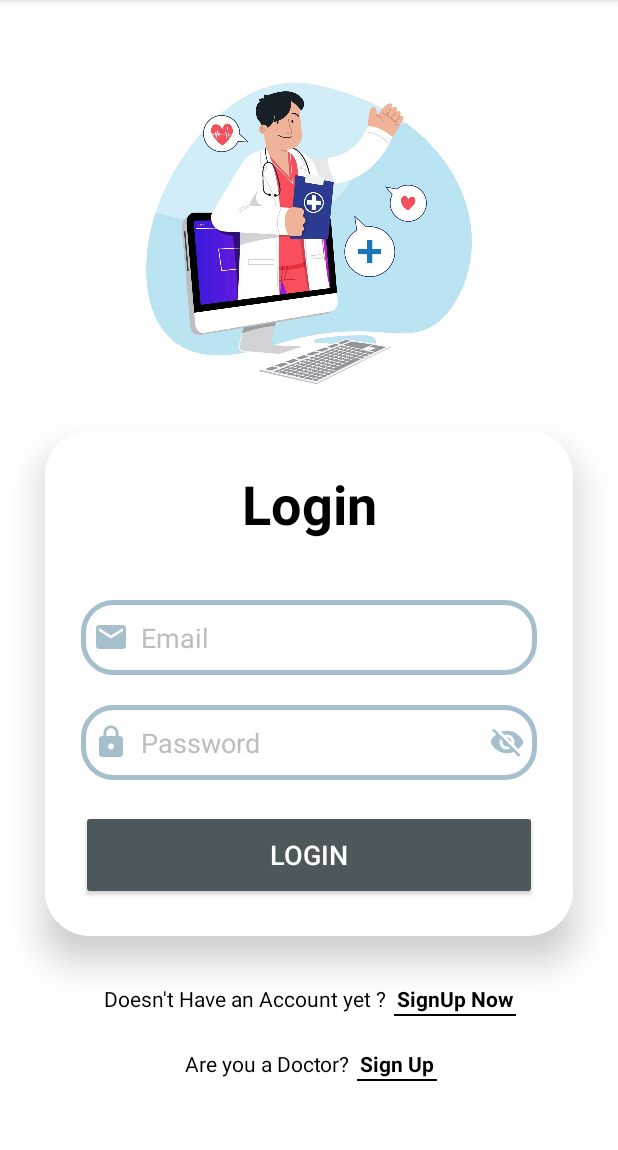
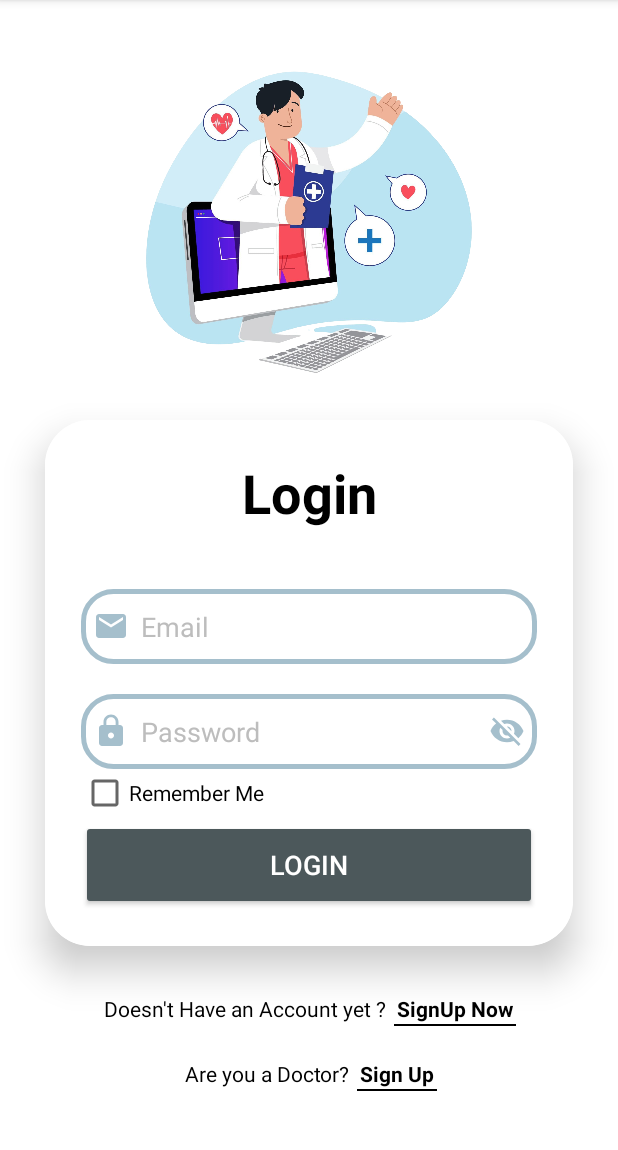
Before and after one commit to WRATHexe/DoctorsAppointmentApp, an Android app: the screen it shows after launch (LogInActivity), on a phone screen of 412 x 824 dp, the part 84-1234 px from its top. Run offline under Robolectric (Android 15) with nearby library versions, the light colour scheme and no system bars; our stand-ins replace Firebase (no records; nobody signed in at launch, a user with empty details on screens opened directly).

Commit message:
feat: Add "Remember Me" checkbox and persist login details in LogInActivity
This commit introduces a "Remember Me" checkbox in the `LogInActivity` layout, allowing users to persist their email and password.
The login details (email and password) are now saved using `SharedPreferences`.
When the app starts, if the checkbox is marked, the stored credentials will be pre-filled in the email and password fields.
Also set the delay for 2 seconds instead of 4.
Update the colors in Homepage.

```diff
--- a/app/src/main/java/cse489/project/doctorsappointmentapp/LogInActivity.java
+++ b/app/src/main/java/cse489/project/doctorsappointmentapp/LogInActivity.java
@@ -3,7 +3,9 @@ package cse489.project.doctorsappointmentapp;
 import androidx.annotation.NonNull;
 import androidx.appcompat.app.AppCompatActivity;
 
+import android.annotation.SuppressLint;
 import android.content.Intent;
+import android.content.SharedPreferences;
 import android.graphics.Color;
 import android.os.Bundle;
 import android.os.Handler;
@@ -13,6 +15,7 @@ import android.text.method.PasswordTransformationMethod;
 import android.view.MotionEvent;
 import android.view.View;
 import android.widget.Button;
+import android.widget.CheckBox;
 import android.widget.EditText;
 import android.widget.ProgressBar;
 import android.widget.TextView;
@@ -29,6 +32,7 @@ public class LogInActivity extends AppCompatActivity {
     private EditText password;
     private TextView signup, doctorbtn;
     private Button loginBtn;
+    private CheckBox rememberMe;
     private boolean passwordVisible;
     private ProgressBar progressbar;
     private FirebaseAuth mAuth;
@@ -36,41 +40,64 @@ public class LogInActivity extends AppCompatActivity {
     @Override
     public void onStart() {
         super.onStart();
+        SharedPreferences preferences = getSharedPreferences("checkbox", MODE_PRIVATE);
+        String checkbox = preferences.getString("remember", "");
+        if (checkbox.equals("true")) {
+            email.setText(preferences.getString("email", ""));
+            password.setText(preferences.getString("password", ""));
+            rememberMe.setChecked(true);
+        } else if (checkbox.equals("false")) {
+            Toast.makeText(this, "Please Sign In", Toast.LENGTH_SHORT).show();
+        }
         FirebaseUser currentUser = mAuth.getCurrentUser();
-    if(currentUser != null){
+        if (currentUser != null) {
             Intent i = new Intent(LogInActivity.this, Homepage.class);
             startActivity(i);
         }
     }
+
     @Override
     protected void onCreate(Bundle savedInstanceState) {
         super.onCreate(savedInstanceState);
         setContentView(R.layout.activity_log_in);
-    mAuth=FirebaseAuth.getInstance();
+        mAuth = FirebaseAuth.getInstance();
         email = findViewById(R.id.email);
         password = findViewById(R.id.password);
         loginBtn = findViewById(R.id.loginBtn);
         signup = findViewById(R.id.signupNow);
         progressbar = findViewById(R.id.progressBar);
         doctorbtn = findViewById(R.id.doctorbtn);
+        rememberMe = findViewById(R.id.rememberMe);
+
+        rememberMe.setOnClickListener(new View.OnClickListener() {
+            @Override
+            public void onClick(View view) {
+                if (rememberMe.isChecked()) {
+                    SharedPreferences preferences = getSharedPreferences("checkbox", MODE_PRIVATE);
+                    SharedPreferences.Editor editor = preferences.edit();
+                    editor.putString("email", email.getText().toString());
+                    editor.putString("password", password.getText().toString());
+                    editor.apply();
+                }
+            }
+        });
         password.setOnTouchListener(new View.OnTouchListener() {
             @Override
             public boolean onTouch(View v, MotionEvent event) {
-        final int Right=2;
-        if(event.getAction()==MotionEvent.ACTION_UP){
-          if(event.getRawX()>=password.getRight()-password.getCompoundDrawables()[Right].getBounds().width()){
+                final int Right = 2;
+                if (event.getAction() == MotionEvent.ACTION_UP) {
+                    if (event.getRawX() >= password.getRight() - password.getCompoundDrawables()[Right].getBounds().width()) {
                         int selection = password.getSelectionEnd();
-            if(passwordVisible){
-              password.setCompoundDrawablesRelativeWithIntrinsicBounds(R.drawable.baseline_lock_24,0,R.drawable.baseline_visibility_off_24,0);
+                        if (passwordVisible) {
+                            password.setCompoundDrawablesRelativeWithIntrinsicBounds(R.drawable.baseline_lock_24, 0, R.drawable.baseline_visibility_off_24, 0);
                             password.setTransformationMethod(PasswordTransformationMethod.getInstance());
-              passwordVisible= false;
+                            passwordVisible = false;
 
-            }
-            else{
+                        } else {
 
-              password.setCompoundDrawablesRelativeWithIntrinsicBounds(R.drawable.baseline_lock_24,0,R.drawable.baseline_remove_red_eye_24,0);
+                            password.setCompoundDrawablesRelativeWithIntrinsicBounds(R.drawable.baseline_lock_24, 0, R.drawable.baseline_remove_red_eye_24, 0);
                             password.setTransformationMethod(HideReturnsTransformationMethod.getInstance());
-              passwordVisible= true;
+                            passwordVisible = true;
 
                         }
                         password.setSelection(selection);
@@ -84,9 +111,9 @@ public class LogInActivity extends AppCompatActivity {
         loginBtn.setOnClickListener(new View.OnClickListener() {
             @Override
             public void onClick(View view) {
-        String userEmail  = email.getText().toString();
-        String Password  = password.getText().toString();
-        String validationMessage = validateInputs(userEmail,Password);
+                String userEmail = email.getText().toString();
+                String Password = password.getText().toString();
+                String validationMessage = validateInputs(userEmail, Password);
 
 
                 if (!validationMessage.isEmpty()) {
@@ -98,7 +125,7 @@ public class LogInActivity extends AppCompatActivity {
                         @Override
                         public void run() {
 
-              mAuth.signInWithEmailAndPassword(userEmail,Password)
+                            mAuth.signInWithEmailAndPassword(userEmail, Password)
                                     .addOnCompleteListener(new OnCompleteListener<AuthResult>() {
                                         @Override
                                         public void onComplete(@NonNull Task<AuthResult> task) {
@@ -116,7 +143,7 @@ public class LogInActivity extends AppCompatActivity {
                                     });
 
                         }
-          },4000);
+                    }, 2000);
                 }
             }
         });
@@ -138,15 +165,16 @@ public class LogInActivity extends AppCompatActivity {
         });
 
 
+    }
 
-  }
     private String validateInputs(String email, String password) {
         boolean isEmailValid = email.matches("[a-zA-Z0-9._%+-]+@[a-zA-Z0-9.-]+\\.[a-zA-Z]{2,}");
         boolean isPasswordValid = password.matches("^(?=.*[a-zA-Z])(?=.*\\d).{6,}$");
         boolean empty = password.isEmpty() || email.isEmpty();
         if (empty) {
             return "You have to fill all the inputs correctly.";
-    }if (!isEmailValid) {
+        }
+        if (!isEmailValid) {
             return "Invalid Email.";
         } else if (!isPasswordValid) {
             return "Invalid Password.";
--- a/app/src/main/res/layout/activity_homepage.xml
+++ b/app/src/main/res/layout/activity_homepage.xml
@@ -32,7 +32,7 @@
                 android:layout_height="wrap_content"
                 android:layout_marginTop="10dp"
                 android:text="Hello, "
-                android:textColor="@color/theme2"
+                android:textColor="@color/black"
                 android:textSize="16sp"
                 android:textStyle="bold" />
 
@@ -43,7 +43,7 @@
                 android:layout_marginTop="2dp"
                 android:layout_marginBottom="5dp"
                 android:text=""
-                android:textColor="@color/theme2"
+                android:textColor="@color/black"
                 android:textSize="16sp"
                 android:textStyle="bold" />
         </LinearLayout>
--- a/app/src/main/res/layout/activity_log_in.xml
+++ b/app/src/main/res/layout/activity_log_in.xml
@@ -69,6 +69,13 @@
                 android:textColorHint="@color/grey"
                 android:textColorHighlight="@color/cardview_dark_background"
                 android:layout_marginTop="20dp"/>
+
+            <CheckBox
+                android:id="@+id/rememberMe"
+                android:layout_width="match_parent"
+                android:layout_height="wrap_content"
+                android:text="Remember Me"/>
+
             <RelativeLayout
                 android:layout_width="match_parent"
                 android:layout_height="match_parent">
@@ -80,12 +87,12 @@
                     android:text="Login"
                     android:textColor="@color/white"
                     android:textSize="18sp"
-                    android:layout_marginTop="20dp"
+                    android:layout_marginTop="2dp"
                     android:backgroundTint="@color/theme2"
                     app:cornerRadius="20dp"
                     android:onClick="onLoginButtonClick"/>
                 <ProgressBar
-                    android:layout_margin="25dp"
+                    android:layout_margin="2dp"
                     android:id="@+id/progressBar"
                     android:layout_width="wrap_content"
                     android:layout_height="wrap_content"
```
Also changed, not shown: app/src/main/res/drawable/doc.png. Lines whose indentation alone changed are shown as unchanged.
